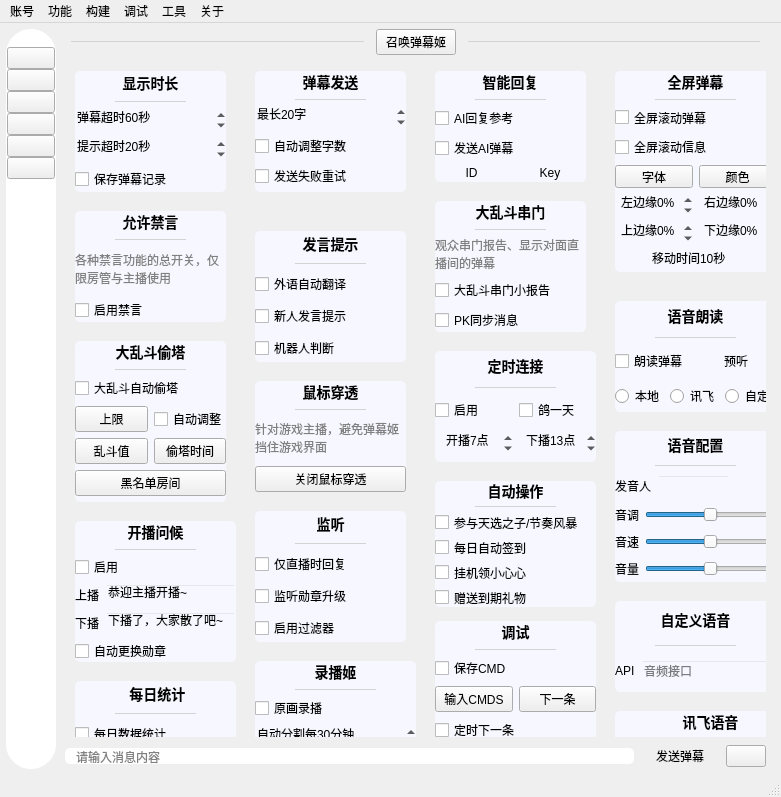
First picture: the form in mainwindow/mainwindow.ui, repository iwxyi/Bilibili-MagicalDanmaku, before the edit.
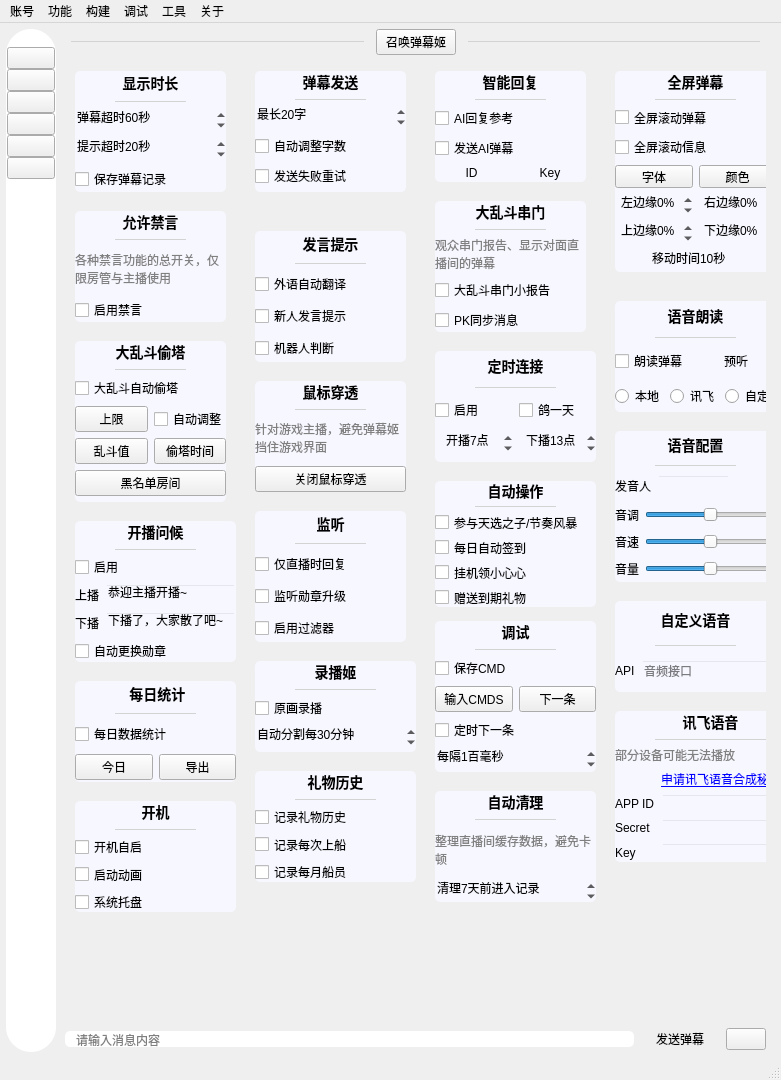
Second picture: the form after the edit. The open tabs and pages were chosen to show the change. Icons and pictures are not drawn. Custom widgets are drawn as their Qt base class.

Commit message: 显示隐藏系统托盘

The edit to the form file:
```diff
--- a/mainwindow/mainwindow.ui
+++ b/mainwindow/mainwindow.ui
@@ -7,7 +7,7 @@
     <x>0</x>
     <y>0</y>
     <width>781</width>
-    <height>797</height>
+    <height>1080</height>
    </rect>
   </property>
   <property name="windowTitle">
@@ -1344,7 +1344,7 @@
              <x>0</x>
              <y>0</y>
              <width>701</width>
-             <height>681</height>
+             <height>964</height>
             </rect>
            </property>
            <property name="styleSheet">
@@ -3161,7 +3161,7 @@
               <x>10</x>
               <y>740</y>
               <width>161</width>
-              <height>91</height>
+              <height>111</height>
              </rect>
             </property>
             <property name="styleSheet">
@@ -3233,6 +3233,16 @@
                </property>
               </widget>
              </item>
+             <item>
+              <widget class="QCheckBox" name="enableTrayCheck">
+               <property name="toolTip">
+                <string>关闭窗口后不退出程序</string>
+               </property>
+               <property name="text">
+                <string>系统托盘</string>
+               </property>
+              </widget>
+             </item>
             </layout>
            </widget>
            <widget class="QWidget" name="fullScreenDanmuSettingsCard" native="true">
```
Left out of the diff: 2 changed lines with no effect on the pictures. The commit also changes 3 other files.
